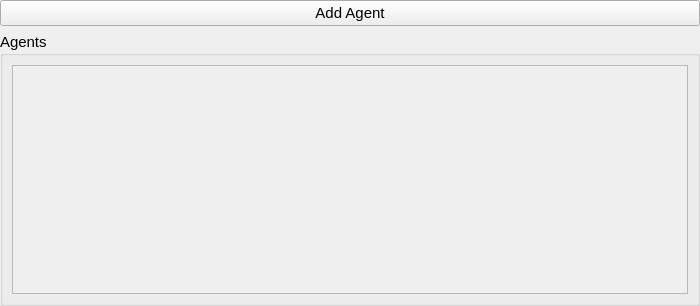
The window that modules/carlainterface/carlainterface_dialog.ui (tud-hri/joan) describes before a commit, drawn with Qt 5.
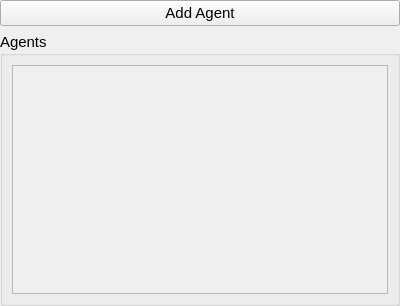
The same window after the commit.

Diff of the .ui file:
```diff
--- a/modules/carlainterface/carlainterface_dialog.ui
+++ b/modules/carlainterface/carlainterface_dialog.ui
@@ -6,13 +6,13 @@
    <rect>
     <x>0</x>
     <y>0</y>
-    <width>700</width>
+    <width>400</width>
     <height>306</height>
    </rect>
   </property>
   <property name="minimumSize">
    <size>
-    <width>700</width>
+    <width>400</width>
     <height>0</height>
    </size>
   </property>
@@ -65,7 +65,7 @@
             <rect>
              <x>0</x>
              <y>0</y>
-             <width>676</width>
+             <width>376</width>
              <height>232</height>
             </rect>
            </property>
```
